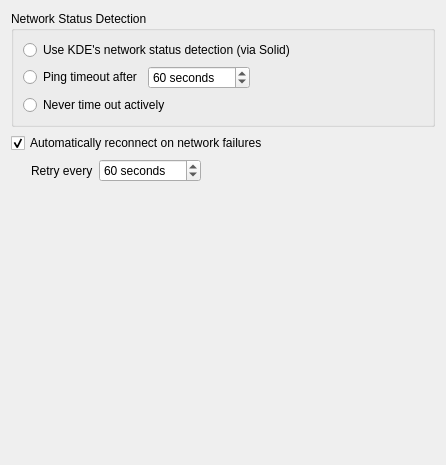
This is src/qtui/settingspages/coreconnectionsettingspage.ui in quassel/quassel as Qt 5 draws it before an edit. The edited form follows.
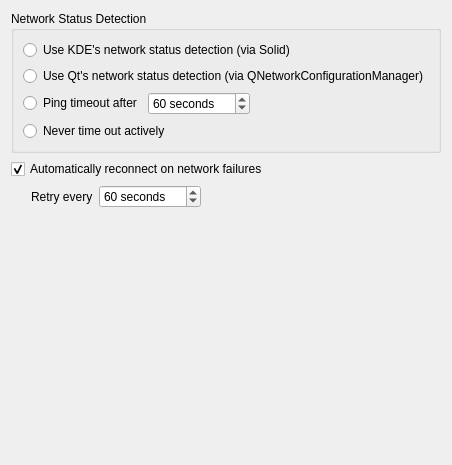
This is the edited form.

Commit message:
Add Qt-based connection detection
A new network detection mode is added to use QNetworkConfigurationManager,
available in Qt4.7+ including Qt5. This becomes the default mode when KDE4
integration is not available.

```diff
--- a/src/qtui/settingspages/coreconnectionsettingspage.ui
+++ b/src/qtui/settingspages/coreconnectionsettingspage.ui
@@ -33,6 +33,19 @@
         </property>
        </widget>
       </item>
+      <item>
+       <widget class="QRadioButton" name="useQNetworkConfigurationManager">
+        <property name="toolTip">
+         <string>Rely on Qt's network configuration manager to detect if we're online.</string>
+        </property>
+        <property name="text">
+         <string>Use Qt's network status detection (via QNetworkConfigurationManager)</string>
+        </property>
+        <property name="checked">
+         <bool>false</bool>
+        </property>
+       </widget>
+      </item>
       <item>
        <layout class="QHBoxLayout" name="horizontalLayout">
         <item>
```
The commit also changes 5 other files.
